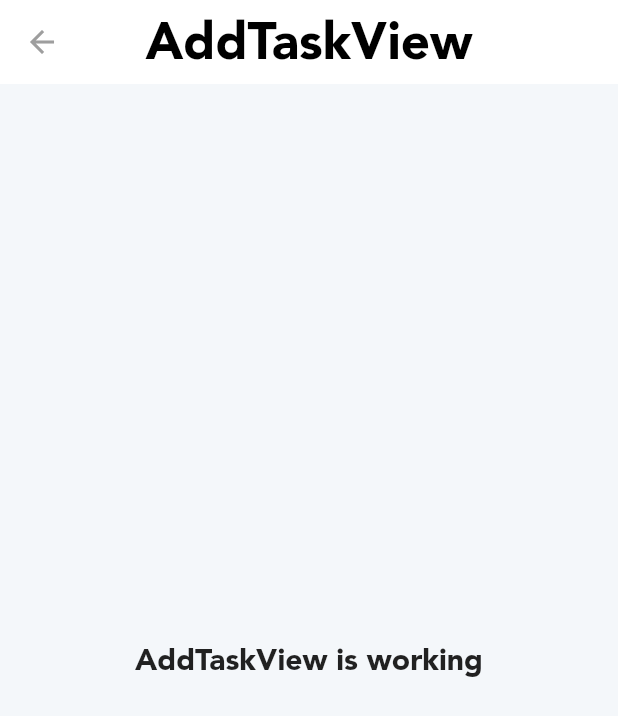
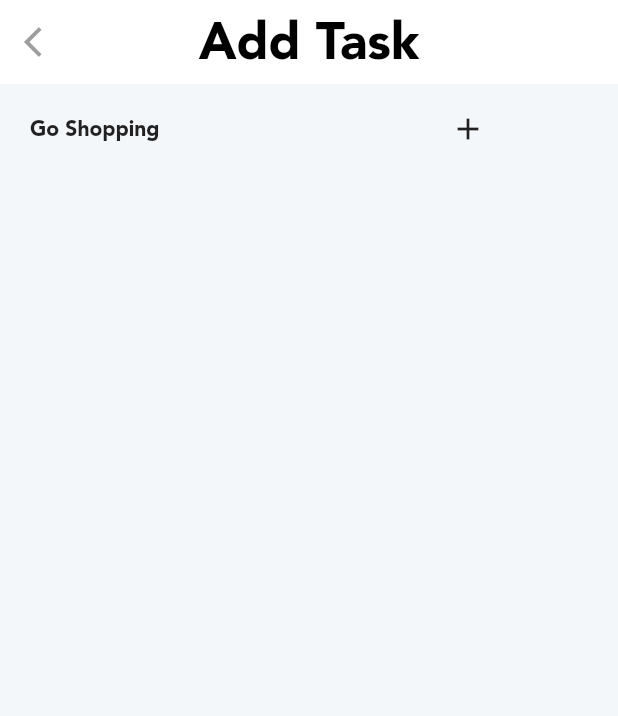
Before and after one commit to qevka/ReNest, a Flutter app: the AddTaskView screen opened by its route, on a phone screen of 412 x 824 dp. Shown: the top 716 px of the screen. Run offline on Flutter 3.47's test engine with Material 2 defaults, Android fonts, the light colour scheme and no system bars; our stand-ins replace font_awesome_flutter, get.

```diff
--- a/lib/app/modules/addTask/controllers/add_task_controller.dart
+++ /dev/null
@@ -1,5 +0,0 @@
-import 'package:get/get.dart';
-
-class AddTaskController extends GetxController {
-  //TODO: Implement AddTaskController
-}
--- a/lib/app/modules/addTask/views/add_task_view.dart
+++ /dev/null
@@ -1,23 +0,0 @@
-import 'package:flutter/material.dart';
-
-import 'package:get/get.dart';
-
-import '../controllers/add_task_controller.dart';
-
-class AddTaskView extends GetView<AddTaskController> {
-  @override
-  Widget build(BuildContext context) {
-    return Scaffold(
-      appBar: AppBar(
-        title: Text('AddTaskView'),
-        centerTitle: true,
-      ),
-      body: Center(
-        child: Text(
-          'AddTaskView is working',
-          style: TextStyle(fontSize: 20),
-        ),
-      ),
-    );
-  }
-}
--- /dev/null
+++ b/lib/app/modules/home/views/add_task_view.dart
@@ -0,0 +1,179 @@
+import 'package:flutter/material.dart';
+import 'package:get/get.dart';
+import 'package:renest/app/models/task_model.dart';
+import 'package:renest/app/modules/home/controllers/home_controller.dart';
+import 'package:renest/styles/colors.dart';
+import 'package:renest/styles/fonts.dart';
+
+class AddTaskView extends GetView<HomeController> {
+  @override
+  Widget build(BuildContext context) {
+    return Scaffold(
+      appBar: AppBar(
+        leading: GestureDetector(
+          child: Icon(Icons.arrow_back_ios),
+          onTap: () {
+            Get.back();
+          },
+        ),
+        title: Text('Add Task'),
+        centerTitle: true,
+      ),
+      body: Container(
+        height: Get.height,
+        width: Get.width,
+        child: Column(
+          children: [
+            AddCell(
+                title: "Go Shopping",
+                onAdd: (task) {
+                  print(task.toJson());
+                })
+          ],
+        ),
+      ),
+    );
+  }
+}
+
+class AddCell extends StatefulWidget {
+  AddCell({required this.title, required this.onAdd});
+
+  final Function(Task) onAdd;
+  final String title;
+
+  @override
+  State<AddCell> createState() => _AddCellState();
+}
+
+class _AddCellState extends State<AddCell> with SingleTickerProviderStateMixin {
+  bool isPlaying = false;
+  late AnimationController _animationController;
+
+  Task genTask(Priority pri) {
+    return Task(name: widget.title, done: false, priority: pri);
+  }
+
+  void _startAnimation() async {
+    if (isPlaying) {
+      _animationController.reverse(from: 10);
+      await Future.delayed(Duration(milliseconds: 450));
+      setState(() {
+        isPlaying = !isPlaying;
+      });
+    } else {
+      setState(() {
+        isPlaying = !isPlaying;
+      });
+      _animationController.forward(from: 0);
+    }
+  }
+
+  @override
+  void initState() {
+    // TODO: implement initState
+    super.initState();
+    _animationController = AnimationController(vsync: this, duration: Duration(milliseconds: 1000));
+  }
+
+  late final Animation<Offset> _offsetAnimation = Tween<Offset>(
+    begin: const Offset(-1, 0.0),
+    end: Offset.zero,
+  ).animate(CurvedAnimation(parent: _animationController, curve: Curves.bounceOut, reverseCurve: Curves.bounceIn));
+
+  @override
+  Widget build(BuildContext context) {
+    return Container(
+      decoration: BoxDecoration(
+        borderRadius: BorderRadius.circular(10),
+        color: RenestColor.background,
+      ),
+      child: Row(
+        children: [
+          Stack(
+            alignment: Alignment.center,
+            children: [
+              isPlaying ? Container() : Positioned(left: 20, child: Text(widget.title)),
+              SlideTransition(
+                position: _offsetAnimation,
+                child: Row(
+                  children: [
+                    PriorityButton(
+                        priority: Priority.high,
+                        onPressed: (pri) {
+                          widget.onAdd(genTask(pri));
+                        }),
+                    PriorityButton(
+                        priority: Priority.normal,
+                        onPressed: (pri) {
+                          widget.onAdd(genTask(pri));
+                        }),
+                    PriorityButton(
+                        priority: Priority.low,
+                        onPressed: (pri) {
+                          widget.onAdd(genTask(pri));
+                        }),
+                  ],
+                ),
+              ),
+            ],
+          ),
+          GestureDetector(
+              child: AnimatedSwitcher(
+                  duration: const Duration(milliseconds: 350),
+                  transitionBuilder: (child, anim) => RotationTransition(
+                        turns: child.key == ValueKey('icon1')
+                            ? Tween<double>(begin: 1, end: 0.75).animate(anim)
+                            : Tween<double>(begin: 0.75, end: 1).animate(anim),
+                        child: ScaleTransition(scale: anim, child: child),
+                      ),
+                  child: isPlaying
+                      ? Icon(Icons.close, key: const ValueKey('icon1'))
+                      : Icon(
+                          Icons.add,
+                          key: const ValueKey('icon2'),
+                        )),
+              onTap: () {
+                _startAnimation();
+              }),
+        ],
+      ),
+    );
+  }
+}
+
+class PriorityButton extends StatelessWidget {
+  PriorityButton({required this.priority, required this.onPressed});
+
+  final Function(Priority) onPressed;
+  final Priority priority;
+
+  @override
+  Widget build(BuildContext context) {
+    return Padding(
+      padding: const EdgeInsets.only(left: 10, right: 10),
+      child: GestureDetector(
+        onTap: () {
+          onPressed(priority);
+        },
+        child: Container(
+          width: 80,
+          height: 60,
+          decoration: BoxDecoration(
+            borderRadius: BorderRadius.circular(10),
+            color: priority.color,
+          ),
+          child: Align(
+            alignment: Alignment.center,
+            child: Text(
+              priority.stringValue,
+              style: TextStyle(fontFamily: ReNestFont.avenirBook, color: Colors.white),
+              maxLines: 4,
+              textAlign: TextAlign.center,
+            ),
+          ),
+        ),
+      ),
+    );
+  }
+}
--- a/lib/app/routes/app_pages.dart
+++ b/lib/app/routes/app_pages.dart
@@ -1,9 +1,8 @@
 import 'package:get/get.dart';
 import 'package:renest/app/modules/home/views/search_view.dart';
 
-import '../modules/addTask/bindings/add_task_binding.dart';
-import '../modules/addTask/views/add_task_view.dart';
 import '../modules/home/bindings/home_binding.dart';
+import '../modules/home/views/add_task_view.dart';
 import '../modules/home/views/home_view.dart';
 
 part 'app_routes.dart';
@@ -23,7 +22,6 @@ class AppPages {
     GetPage(
       name: _Paths.addTask,
       page: () => AddTaskView(),
-      binding: AddTaskBinding(),
     ),
   ];
 }
```
Also changed, not shown: lib/app/modules/addTask/bindings/add_task_binding.dart (deleted, +0 -12 lines), lib/app/modules/home/views/home_view.dart (+8 -1 lines).
